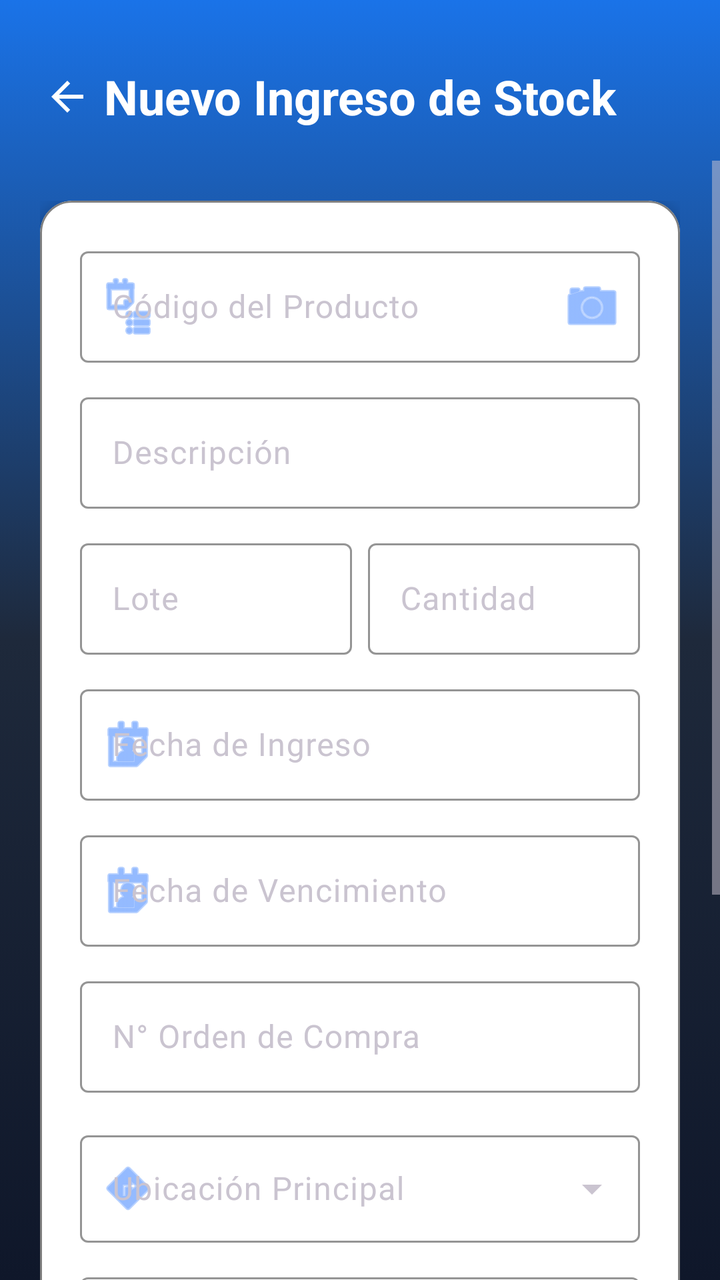
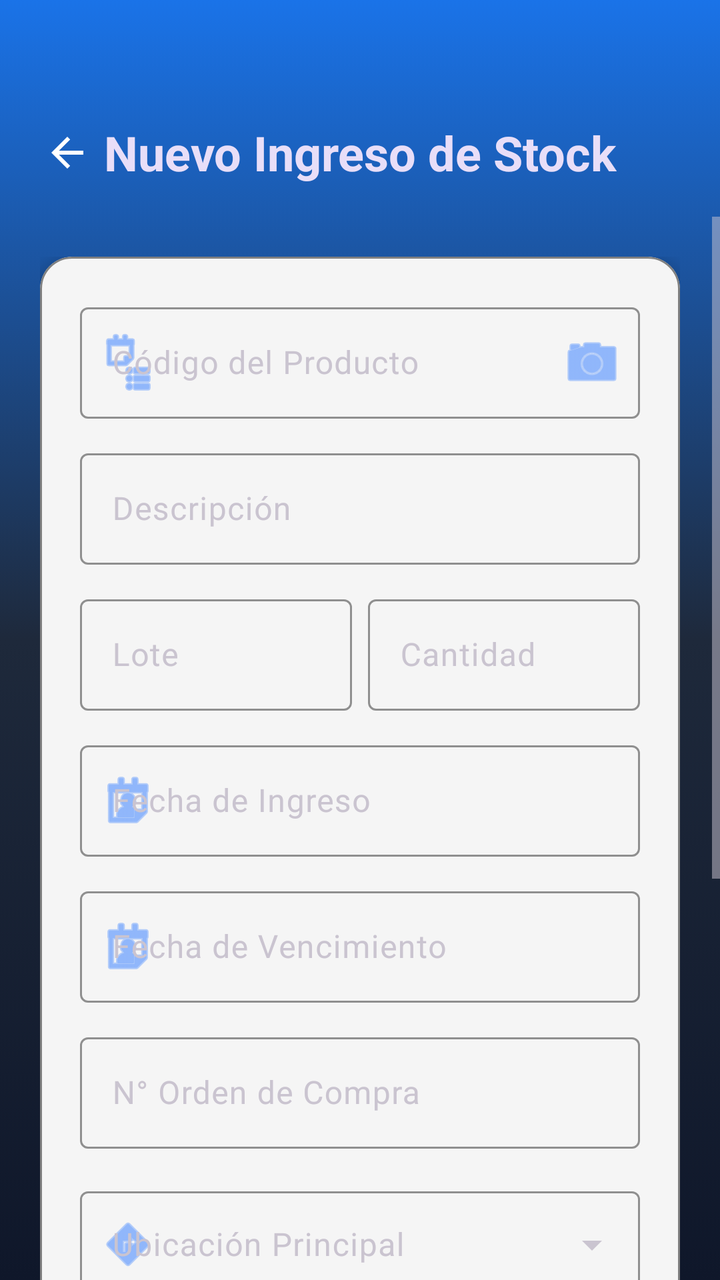

Before-and-after screenshots of an Android layout around one commit, followed by the original layout XML and the change that was made.
<!-- AndroidManifest.xml: application theme Theme.InventarioApp -->
<!-- res/layout/activity_ingreso_stock.xml -->
<?xml version="1.0" encoding="utf-8"?>
<androidx.constraintlayout.widget.ConstraintLayout xmlns:android="http://schemas.android.com/apk/res/android"
    xmlns:app="http://schemas.android.com/apk/res-auto"
    xmlns:tools="http://schemas.android.com/tools"
    android:layout_width="match_parent"
    android:layout_height="match_parent"
    android:background="@drawable/fondo_degradado">

    
    <TextView
        android:id="@+id/tvTitulo"
        android:layout_width="wrap_content"
        android:layout_height="wrap_content"
        android:layout_marginTop="32dp"
        android:gravity="center"
        android:text="@string/title_nuevo_ingreso"
        android:textColor="@color/white"
        android:textSize="24sp"
        android:textStyle="bold"
        app:layout_constraintEnd_toEndOf="parent"
        app:layout_constraintStart_toStartOf="parent"
        app:layout_constraintTop_toTopOf="parent" />

    <ImageButton
        android:id="@+id/btnBack"
        android:layout_width="51dp"
        android:layout_height="56dp"
        android:layout_marginStart="8dp"
        android:background="?attr/selectableItemBackgroundBorderless"
        android:contentDescription="Volver"
        android:elevation="8dp"
        android:padding="12dp"
        android:src="@drawable/ic_back"
        app:layout_constraintBottom_toBottomOf="@id/tvTitulo"
        app:layout_constraintStart_toStartOf="parent"
        app:layout_constraintTop_toTopOf="@id/tvTitulo"
        app:tint="@color/white" />

    
    <ScrollView
        android:layout_width="match_parent"
        android:layout_height="0dp"
        android:layout_marginTop="16dp"
        android:fillViewport="true"
        app:layout_constraintBottom_toBottomOf="parent"
        app:layout_constraintTop_toBottomOf="@id/tvTitulo">

        <LinearLayout
            android:layout_width="match_parent"
            android:layout_height="wrap_content"
            android:orientation="vertical"
            android:padding="20dp">

            <com.google.android.material.card.MaterialCardView
                android:id="@+id/cardForm"
                android:layout_width="match_parent"
                android:layout_height="wrap_content"
                app:cardCornerRadius="16dp"
                app:cardElevation="4dp"
                app:cardBackgroundColor="@color/white"
                app:strokeWidth="1dp"
                app:strokeColor="@color/gray">

                <LinearLayout
                    android:layout_width="match_parent"
                    android:layout_height="wrap_content"
                    android:orientation="vertical"
                    android:padding="20dp">

                    <com.google.android.material.textfield.TextInputLayout
                        android:id="@+id/tilCodigo"
                        style="@style/Widget.Material3.TextInputLayout.OutlinedBox"
                        android:layout_width="match_parent"
                        android:layout_height="wrap_content"
                        android:hint="@string/hint_codigo_prod"
                        app:startIconDrawable="@android:drawable/ic_menu_agenda"
                        app:endIconMode="custom"
                        app:endIconDrawable="@android:drawable/ic_menu_camera"
                        app:endIconTint="@color/primary"
                        app:hintTextColor="@color/black"
                        app:placeholderTextColor="@color/black"
                        app:startIconTint="@color/primary"
                        app:boxStrokeColor="@color/primary">

                        <com.google.android.material.textfield.TextInputEditText
                            android:id="@+id/etCodigo3"
                            android:layout_width="match_parent"
                            android:layout_height="wrap_content"
                            android:inputType="text"
                            android:textColor="@color/black" />
                    </com.google.android.material.textfield.TextInputLayout>

                    <com.google.android.material.textfield.TextInputLayout
                        android:id="@+id/tilDescripcion"
                        style="@style/Widget.Material3.TextInputLayout.OutlinedBox"
                        android:layout_width="match_parent"
                        android:layout_height="wrap_content"
                        android:layout_marginTop="12dp"
                        android:hint="@string/hint_descripcion"
                        app:hintTextColor="@color/black"
                        app:boxStrokeColor="@color/primary">

                        <com.google.android.material.textfield.TextInputEditText
                            android:id="@+id/etDescripcion3"
                            android:layout_width="match_parent"
                            android:layout_height="wrap_content"
                            android:textColor="@color/black"
                            android:inputType="text" />
                    </com.google.android.material.textfield.TextInputLayout>

                    <LinearLayout
                        android:layout_width="match_parent"
                        android:layout_height="wrap_content"
                        android:layout_marginTop="12dp"
                        android:orientation="horizontal">

                        <com.google.android.material.textfield.TextInputLayout
                            android:id="@+id/tilLote"
                            style="@style/Widget.Material3.TextInputLayout.OutlinedBox"
                            android:layout_width="0dp"
                            android:layout_height="wrap_content"
                            android:layout_weight="1"
                            android:layout_marginEnd="8dp"
                            android:hint="@string/label_lote"
                            app:hintTextColor="@color/black"
                            app:boxStrokeColor="@color/primary">

                            <com.google.android.material.textfield.TextInputEditText
                                android:id="@+id/etLote3"
                                android:layout_width="match_parent"
                                android:layout_height="wrap_content"
                                android:textColor="@color/black"
                                android:inputType="text" />
                        </com.google.android.material.textfield.TextInputLayout>

                        <com.google.android.material.textfield.TextInputLayout
                            android:id="@+id/tilCantidad"
                            style="@style/Widget.Material3.TextInputLayout.OutlinedBox"
                            android:layout_width="0dp"
                            android:layout_height="wrap_content"
                            android:layout_weight="1"
                            android:hint="@string/label_cantidad"
                            app:hintTextColor="@color/black"
                            app:boxStrokeColor="@color/primary">

                            <com.google.android.material.textfield.TextInputEditText
                                android:id="@+id/etCantidad3"
                                android:layout_width="match_parent"
                                android:layout_height="wrap_content"
                                android:textColor="@color/black"
                                android:inputType="number" />
                        </com.google.android.material.textfield.TextInputLayout>
                    </LinearLayout>

                    <com.google.android.material.textfield.TextInputLayout
                        android:id="@+id/tilFechaIngreso"
                        style="@style/Widget.Material3.TextInputLayout.OutlinedBox"
                        android:layout_width="match_parent"
                        android:layout_height="wrap_content"
                        android:layout_marginTop="12dp"
                        android:hint="@string/hint_fecha_ingreso"
                        app:startIconDrawable="@android:drawable/ic_menu_my_calendar"
                        app:hintTextColor="@color/black"
                        app:startIconTint="@color/primary"
                        app:boxStrokeColor="@color/primary">

                        <com.google.android.material.textfield.TextInputEditText
                            android:id="@+id/etFechaIngreso"
                            android:layout_width="match_parent"
                            android:layout_height="wrap_content"
                            android:textColor="@color/black"
                            android:focusable="false"
                            android:clickable="true"
                            android:inputType="date" />
                    </com.google.android.material.textfield.TextInputLayout>

                    <com.google.android.material.textfield.TextInputLayout
                        android:id="@+id/tilFechaVencimiento"
                        style="@style/Widget.Material3.TextInputLayout.OutlinedBox"
                        android:layout_width="match_parent"
                        android:layout_height="wrap_content"
                        android:layout_marginTop="12dp"
                        android:hint="@string/hint_fecha_vencimiento"
                        app:startIconDrawable="@android:drawable/ic_menu_my_calendar"
                        app:hintTextColor="@color/black"
                        app:startIconTint="@color/primary"
                        app:boxStrokeColor="@color/primary">

                        <com.google.android.material.textfield.TextInputEditText
                            android:id="@+id/etFechaVencimiento"
                            android:layout_width="match_parent"
                            android:layout_height="wrap_content"
                            android:textColor="@color/black"
                            android:focusable="false"
                            android:clickable="true"
                            android:inputType="date" />
                    </com.google.android.material.textfield.TextInputLayout>

                    <com.google.android.material.textfield.TextInputLayout
                        android:id="@+id/tilOrdenCompra"
                        style="@style/Widget.Material3.TextInputLayout.OutlinedBox"
                        android:layout_width="match_parent"
                        android:layout_height="wrap_content"
                        android:layout_marginTop="12dp"
                        android:hint="@string/hint_orden_compra"
                        app:hintTextColor="@color/black"
                        app:boxStrokeColor="@color/primary">

                        <com.google.android.material.textfield.TextInputEditText
                            android:id="@+id/etOrdenCompra"
                            android:layout_width="match_parent"
                            android:layout_height="wrap_content"
                            android:textColor="@color/black"
                            android:inputType="number" />
                    </com.google.android.material.textfield.TextInputLayout>

                    <com.google.android.material.textfield.TextInputLayout
                        android:id="@+id/tilUbicacion"
                        style="@style/Widget.Material3.TextInputLayout.OutlinedBox.ExposedDropdownMenu"
                        android:layout_width="match_parent"
                        android:layout_height="wrap_content"
                        android:layout_marginTop="16dp"
                        android:hint="@string/label_ubicacion_principal"
                        app:hintTextColor="@color/black"
                        app:startIconDrawable="@android:drawable/ic_menu_directions"
                        app:startIconTint="@color/primary"
                        app:boxStrokeColor="@color/primary">

                        <AutoCompleteTextView
                            android:id="@+id/spinnerUbicacion"
                            android:layout_width="match_parent"
                            android:layout_height="wrap_content"
                            android:inputType="none"
                            android:textColor="@color/black"
                            android:padding="16dp" />
                    </com.google.android.material.textfield.TextInputLayout>

                    <com.google.android.material.textfield.TextInputLayout
                        android:id="@+id/tilUbicacionDetallada"
                        style="@style/Widget.Material3.TextInputLayout.OutlinedBox.ExposedDropdownMenu"
                        android:layout_width="match_parent"
                        android:layout_height="wrap_content"
                        android:layout_marginTop="12dp"
                        android:hint="@string/label_ubicacion_detallada"
                        app:hintTextColor="@color/black"
                        app:startIconDrawable="@android:drawable/ic_menu_mapmode"
                        app:startIconTint="@color/primary"
                        app:boxStrokeColor="@color/primary">

                        <AutoCompleteTextView
                            android:id="@+id/spinnerUbicacionDetallada"
                            android:layout_width="match_parent"
                            android:layout_height="wrap_content"
                            android:inputType="none"
                            android:textColor="@color/black"
                            android:padding="16dp" />
                    </com.google.android.material.textfield.TextInputLayout>

                    
                    <com.google.android.material.button.MaterialButton
                        android:id="@+id/buttonIngresar"
                        android:layout_width="match_parent"
                        android:layout_height="wrap_content"
                        android:layout_marginTop="24dp"
                        android:padding="16dp"
                        android:text="@string/btn_ingresar_producto"
                        android:textSize="16sp"
                        app:cornerRadius="12dp" />

                    <com.google.android.material.button.MaterialButton
                        android:id="@+id/buttonSalir1"
                        style="@style/Widget.Material3.Button.TextButton"
                        android:layout_width="match_parent"
                        android:layout_height="wrap_content"
                        android:layout_marginTop="8dp"
                        android:text="@string/btn_cancelar_volver"
                        android:textColor="@color/gray" />

                </LinearLayout>
            </com.google.android.material.card.MaterialCardView>

            
            <View
                android:layout_width="match_parent"
                android:layout_height="60dp" />

        </LinearLayout>
    </ScrollView>

</androidx.constraintlayout.widget.ConstraintLayout>
<!-- resources referenced by this layout -->
<resources>
  <color name="black">#FF000000</color>
  <color name="gray">#FF808080</color>
  <color name="primary">#4D8DFF</color>
  <color name="white">#FFFFFFFF</color>
  <!-- drawable fondo_degradado (drawable) -->
  <?xml version="1.0" encoding="utf-8"?>
  <selector xmlns:android="http://schemas.android.com/apk/res/android">
      <item>
          <shape android:shape="rectangle">
              <gradient
                  android:angle="270"
                  android:startColor="@color/grad_start"
                  android:centerColor="@color/surface"
                  android:endColor="#0F172A" />
          </shape>
      </item>
  </selector>
  <!-- drawable ic_back (drawable) -->
  <vector xmlns:android="http://schemas.android.com/apk/res/android"
      android:width="24dp"
      android:height="24dp"
      android:viewportWidth="24"
      android:viewportHeight="24">
    <path
        android:fillColor="#FFFFFF"
        android:pathData="M20,11H7.83l5.59,-5.59L12,4l-8,8 8,8 1.41,-1.41L7.83,13H20v-2z"/>
  </vector>
  <string name="btn_cancelar_volver">Cancelar y Volver</string>
  <string name="btn_ingresar_producto">INGRESAR PRODUCTO</string>
  <string name="hint_codigo_prod">Código del Producto</string>
  <string name="hint_descripcion">Descripción</string>
  <string name="hint_fecha_ingreso">Fecha de Ingreso</string>
  <string name="hint_fecha_vencimiento">Fecha de Vencimiento</string>
  <string name="hint_orden_compra">N° Orden de Compra</string>
  <string name="label_cantidad">Cantidad</string>
  <string name="label_lote">Lote</string>
  <string name="label_ubicacion_detallada">Ubicación Detallada</string>
  <string name="label_ubicacion_principal">Ubicación Principal</string>
  <string name="title_nuevo_ingreso">Nuevo Ingreso de Stock</string>
  <style name="Theme.InventarioApp" parent="Theme.Material3.Dark.NoActionBar">
          
          <item name="colorPrimary">@color/primary</item>
          <item name="colorOnPrimary">@color/white</item>
          <item name="colorPrimaryContainer">@color/primary_variant</item>
          <item name="colorOnPrimaryContainer">@color/white</item>
          <item name="colorSecondary">@color/secondary</item>
          <item name="android:statusBarColor">#0F172A</item>
          <item name="android:windowBackground">@drawable/fondo_degradado</item>
  
          
          <item name="textInputStyle">@style/Widget.Material3.TextInputLayout.OutlinedBox</item>
      </style>
  <color name="grad_start">#1A73E8</color>
  <color name="surface">#1E293B</color>
  <color name="primary_variant">#1A73E8</color>
  <color name="secondary">#34A853</color>
</resources>

<!-- the commit's change to res/layout/activity_ingreso_stock.xml (unified diff, before → after) -->
@@ -11,10 +11,10 @@
         android:id="@+id/tvTitulo"
         android:layout_width="wrap_content"
         android:layout_height="wrap_content"
-        android:layout_marginTop="32dp"
+        android:layout_marginTop="60dp"
         android:gravity="center"
         android:text="@string/title_nuevo_ingreso"
-        android:textColor="@color/white"
+        android:textColor="?attr/colorOnSecondaryContainer"
         android:textSize="24sp"
         android:textStyle="bold"
         app:layout_constraintEnd_toEndOf="parent"
@@ -57,7 +57,7 @@
                 android:layout_height="wrap_content"
                 app:cardCornerRadius="16dp"
                 app:cardElevation="4dp"
-                app:cardBackgroundColor="@color/white"
+                app:cardBackgroundColor="@color/smoke_white"
                 app:strokeWidth="1dp"
                 app:strokeColor="@color/gray">
 
<!-- resource entries referenced after the edit -->
@@ -3,6 +3,7 @@
   <color name="black">#FF000000</color>
   <color name="gray">#FF808080</color>
   <color name="primary">#4D8DFF</color>
+  <color name="smoke_white">#F5F5F5</color>
   <color name="white">#FFFFFFFF</color>
   <!-- drawable fondo_degradado (drawable) -->
   <?xml version="1.0" encoding="utf-8"?>
